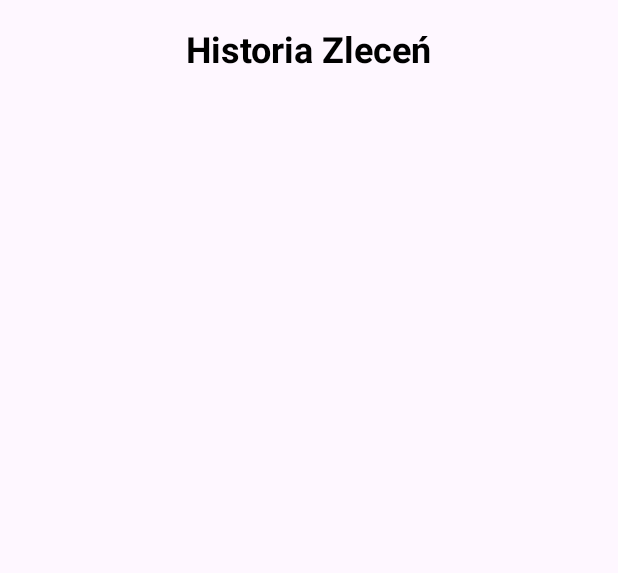
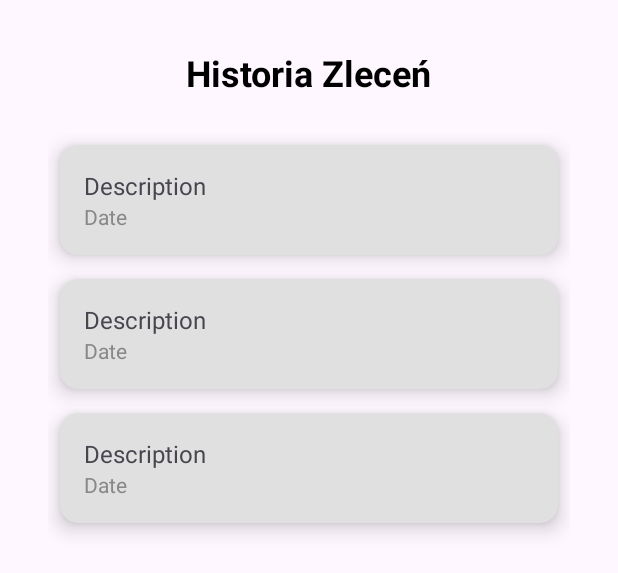
Before and after one commit to Mouson12/Arius2024, an Android app built with Jetpack Compose: the layout fragment_history.xml on its own in the app's theme, with its tools: preview values and no code run, on a phone screen of 412 x 824 dp. Shown: the top 573 px of the screen. Run offline under Robolectric (Android 15) with nearby library versions, the phone set to English and light mode, and no system bars.

Commit message:
add history repair screen

```diff
--- a/app/Garage/app/src/main/res/layout/activity_main.xml
+++ b/app/Garage/app/src/main/res/layout/activity_main.xml
@@ -16,5 +16,6 @@
         android:layout_width="match_parent"
         android:layout_height="wrap_content"
         android:layout_alignParentBottom="true"
+        android:background="@color/white"
         app:menu="@menu/bottom_navigation_menu" />
 </RelativeLayout>
--- a/app/Garage/app/src/main/res/layout/fragment_history.xml
+++ b/app/Garage/app/src/main/res/layout/fragment_history.xml
@@ -4,6 +4,7 @@
     xmlns:app="http://schemas.android.com/apk/res-auto"
     android:layout_width="match_parent"
     android:layout_height="match_parent"
+    android:padding="16dp"
     android:orientation="vertical"
     tools:context=".HistoryFragment">
 
@@ -17,4 +18,14 @@
         android:textSize="24sp"
         android:textStyle="bold"
         android:textColor="#FF000000" />
+
+
+    <androidx.recyclerview.widget.RecyclerView
+        android:id="@+id/recyclerView"
+        android:layout_width="match_parent"
+        android:layout_height="match_parent"
+        android:layout_marginTop="8dp"
+        android:padding="16dp"
+        app:layoutManager="androidx.recyclerview.widget.LinearLayoutManager"
+        tools:listitem="@layout/item_repair_history" />
 </LinearLayout>
--- /dev/null
+++ b/app/Garage/app/src/main/res/layout/item_repair_history.xml
@@ -0,0 +1,32 @@
+<androidx.cardview.widget.CardView
+    xmlns:android="http://schemas.android.com/apk/res/android"
+    xmlns:app="http://schemas.android.com/apk/res-auto"
+    android:layout_width="match_parent"
+    android:layout_height="wrap_content"
+    android:layout_margin="8dp"
+    app:cardCornerRadius="12dp"
+    app:cardElevation="8dp"
+    app:cardBackgroundColor="#E0E0E0">
+
+    <LinearLayout
+        android:layout_width="match_parent"
+        android:layout_height="wrap_content"
+        android:orientation="vertical"
+        android:padding="16dp">
+
+        <TextView
+            android:id="@+id/description"
+            android:layout_width="match_parent"
+            android:layout_height="wrap_content"
+            android:text="Description"
+            android:textSize="16sp" />
+
+        <TextView
+            android:id="@+id/date"
+            android:layout_width="match_parent"
+            android:layout_height="wrap_content"
+            android:text="Date"
+            android:textSize="14sp"
+            android:textColor="#888888" />
+    </LinearLayout>
+</androidx.cardview.widget.CardView>
```
Also changed, not shown: app/Garage/app/src/main/java/com/example/garage/HistoryFragment.kt (+46 -2 lines), app/Garage/app/src/main/java/com/example/garage/RepairHistoryAdapter.kt (added, +35 -0 lines).
